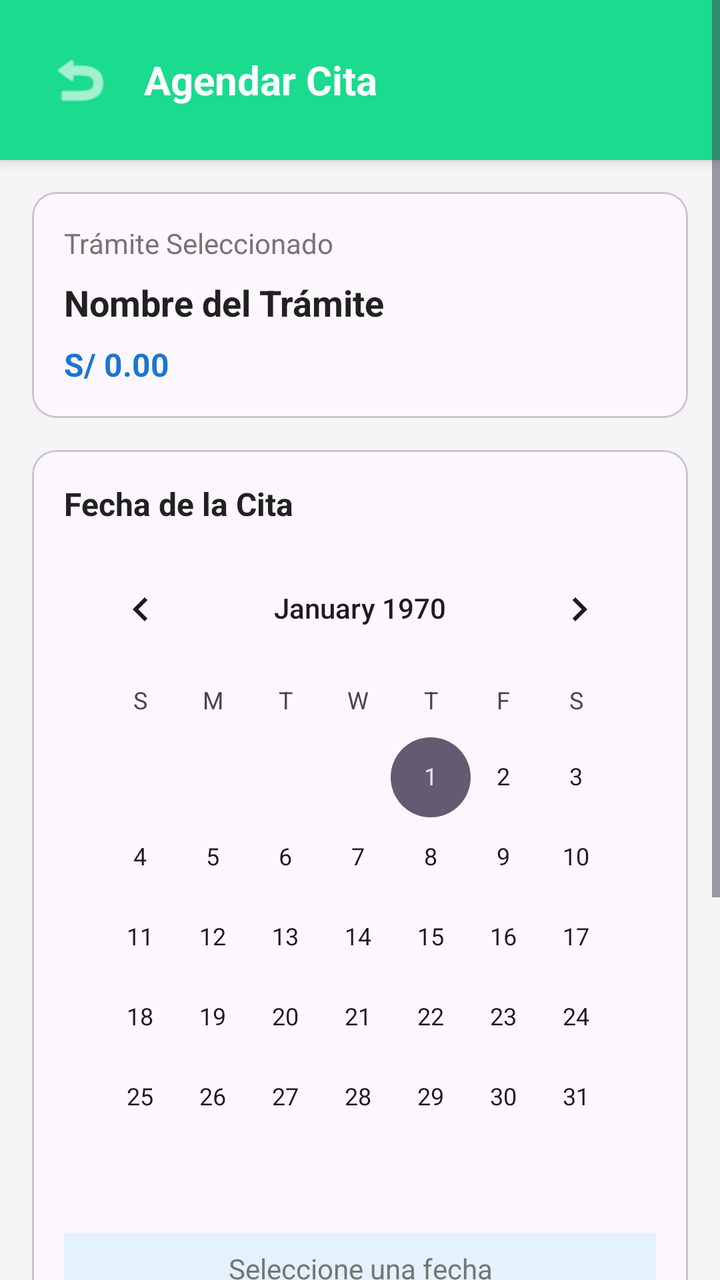
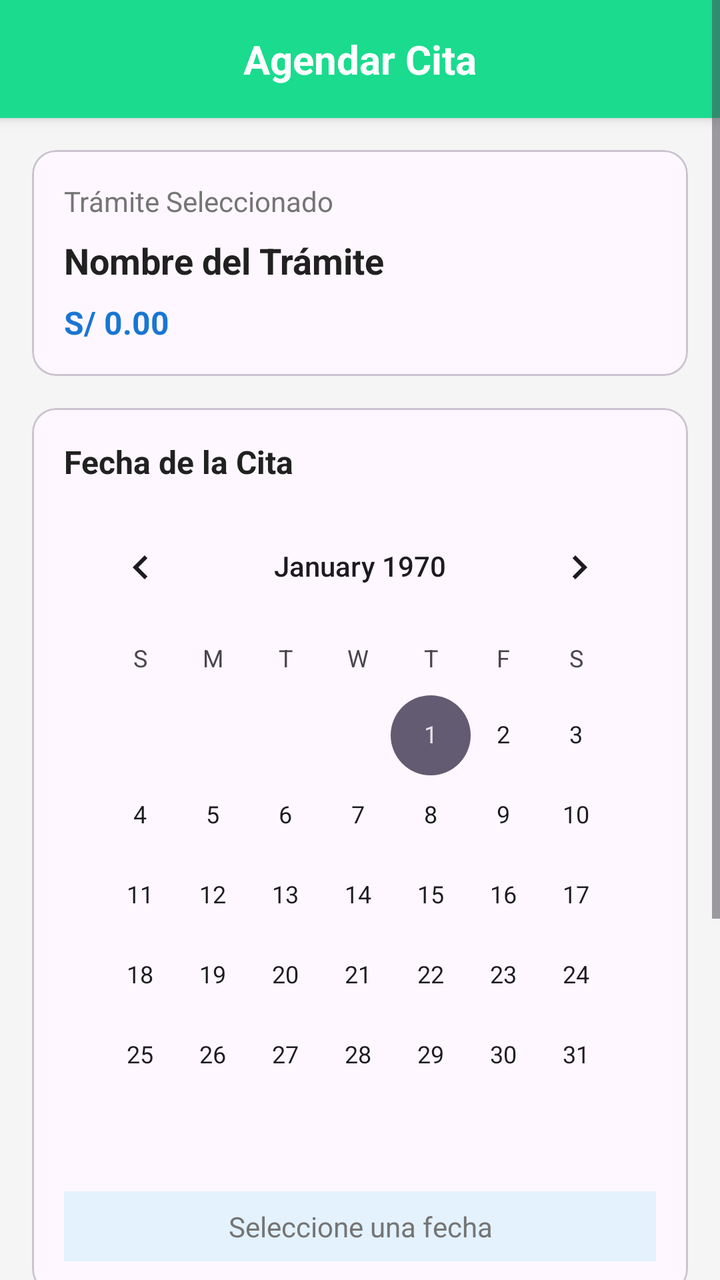

An Android layout rendered at two revisions. The XML below is the earlier revision; the diff shows what the commit changed to produce the second picture.
<!-- AndroidManifest.xml: application theme Theme.Proyecto_Notaria -->
<!-- res/layout/activity_agendar_cita.xml -->
<?xml version="1.0" encoding="utf-8"?>
<ScrollView xmlns:android="http://schemas.android.com/apk/res/android"
    android:layout_width="match_parent"
    android:layout_height="match_parent"
    xmlns:app="http://schemas.android.com/apk/res-auto"
    android:background="@color/fondo_claro"
    android:fillViewport="true">

    <LinearLayout
        android:layout_width="match_parent"
        android:layout_height="wrap_content"
        android:orientation="vertical">

        
        <LinearLayout
            android:layout_width="match_parent"
            android:layout_height="wrap_content"
            android:orientation="horizontal"
            android:background="@color/colorPrimary"
            android:padding="16dp"
            android:gravity="center_vertical"
            android:elevation="4dp">

            <ImageButton
                android:id="@+id/buttonVolver"
                android:layout_width="48dp"
                android:layout_height="48dp"
                android:src="@android:drawable/ic_menu_revert"
                android:background="?attr/selectableItemBackgroundBorderless"
                app:tint="@color/white"
                android:contentDescription="Volver"/>

            <TextView
                android:layout_width="0dp"
                android:layout_height="wrap_content"
                android:layout_weight="1"
                android:text="Agendar Cita"
                android:textColor="@color/white"
                android:textSize="20sp"
                android:textStyle="bold"
                android:layout_marginStart="8dp"/>
        </LinearLayout>

        
        <com.google.android.material.card.MaterialCardView
            android:layout_width="match_parent"
            android:layout_height="wrap_content"
            android:layout_margin="16dp"
            android:elevation="4dp">

            <LinearLayout
                android:layout_width="match_parent"
                android:layout_height="wrap_content"
                android:orientation="vertical"
                android:padding="16dp">

                <TextView
                    android:layout_width="wrap_content"
                    android:layout_height="wrap_content"
                    android:text="Trámite Seleccionado"
                    android:textSize="14sp"
                    android:textColor="#757575"
                    android:layout_marginBottom="8dp"/>

                <TextView
                    android:id="@+id/textViewNombreTramite"
                    android:layout_width="match_parent"
                    android:layout_height="wrap_content"
                    android:text="Nombre del Trámite"
                    android:textSize="18sp"
                    android:textStyle="bold"
                    android:textColor="#212121"
                    android:layout_marginBottom="8dp"/>

                <TextView
                    android:id="@+id/textViewPrecioTramite"
                    android:layout_width="wrap_content"
                    android:layout_height="wrap_content"
                    android:text="S/ 0.00"
                    android:textSize="16sp"
                    android:textStyle="bold"
                    android:textColor="#1976D2"/>
            </LinearLayout>
        </com.google.android.material.card.MaterialCardView>

        
        <com.google.android.material.card.MaterialCardView
            android:layout_width="match_parent"
            android:layout_height="wrap_content"
            android:layout_marginStart="16dp"
            android:layout_marginEnd="16dp"
            android:layout_marginBottom="16dp"
            android:elevation="4dp">

            <LinearLayout
                android:layout_width="match_parent"
                android:layout_height="wrap_content"
                android:orientation="vertical"
                android:padding="16dp">

                <TextView
                    android:layout_width="wrap_content"
                    android:layout_height="wrap_content"
                    android:text="Fecha de la Cita"
                    android:textSize="16sp"
                    android:textStyle="bold"
                    android:textColor="#212121"
                    android:layout_marginBottom="8dp"/>

                <CalendarView
                    android:id="@+id/calendarView"
                    android:layout_width="match_parent"
                    android:layout_height="wrap_content"
                    android:layout_marginBottom="8dp"/>

                <TextView
                    android:id="@+id/textViewFechaSeleccionada"
                    android:layout_width="match_parent"
                    android:layout_height="wrap_content"
                    android:text="Seleccione una fecha"
                    android:textSize="14sp"
                    android:textColor="#757575"
                    android:gravity="center"
                    android:padding="8dp"
                    android:background="#E3F2FD"/>
            </LinearLayout>
        </com.google.android.material.card.MaterialCardView>

        
        <com.google.android.material.card.MaterialCardView
            android:layout_width="match_parent"
            android:layout_height="wrap_content"
            android:layout_marginStart="16dp"
            android:layout_marginEnd="16dp"
            android:layout_marginBottom="16dp"
            android:elevation="4dp">

            <LinearLayout
                android:layout_width="match_parent"
                android:layout_height="wrap_content"
                android:orientation="vertical"
                android:padding="16dp">

                <TextView
                    android:layout_width="wrap_content"
                    android:layout_height="wrap_content"
                    android:text="Horario Disponible"
                    android:textSize="16sp"
                    android:textStyle="bold"
                    android:textColor="#212121"
                    android:layout_marginBottom="12dp"/>

                
                <androidx.recyclerview.widget.RecyclerView
                    android:id="@+id/recyclerViewHorarios"
                    android:layout_width="match_parent"
                    android:layout_height="wrap_content"
                    android:minHeight="200dp"
                    android:layout_marginBottom="8dp"
                    android:visibility="gone"/>

                <TextView
                    android:id="@+id/textViewSinHorarios"
                    android:layout_width="match_parent"
                    android:layout_height="wrap_content"
                    android:text="Seleccione una fecha para ver horarios disponibles"
                    android:textSize="14sp"
                    android:textColor="#757575"
                    android:gravity="center"
                    android:padding="16dp"
                    android:visibility="visible"/>

                <TextView
                    android:id="@+id/textViewHorarioSeleccionado"
                    android:layout_width="match_parent"
                    android:layout_height="wrap_content"
                    android:text="Horario: No seleccionado"
                    android:textSize="14sp"
                    android:textColor="#757575"
                    android:gravity="center"
                    android:padding="8dp"
                    android:background="#E3F2FD"
                    android:visibility="gone"/>
            </LinearLayout>
        </com.google.android.material.card.MaterialCardView>

        
        <LinearLayout
            android:layout_width="match_parent"
            android:layout_height="wrap_content"
            android:orientation="horizontal"
            android:padding="16dp"
            android:gravity="center">

            <Button
                android:id="@+id/buttonCancelar"
                android:layout_width="0dp"
                android:layout_height="wrap_content"
                android:layout_weight="1"
                android:text="Cancelar"
                android:textColor="#1976D2"
                android:backgroundTint="#FFFFFF"
                android:layout_marginEnd="8dp"
                style="?attr/materialButtonOutlinedStyle"/>

            <Button
                android:id="@+id/buttonConfirmar"
                android:layout_width="0dp"
                android:layout_height="wrap_content"
                android:layout_weight="1"
                android:text="Confirmar Cita"
                android:textColor="#FFFFFF"
                android:backgroundTint="#1976D2"
                android:layout_marginStart="8dp"
                android:enabled="false"/>
        </LinearLayout>
    </LinearLayout>
</ScrollView>
<!-- resources referenced by this layout -->
<resources>
  <color name="colorPrimary">#1adb8e</color>
  <color name="fondo_claro">#F5F5F5</color>
  <color name="white">#FFFFFFFF</color>
  <style name="Theme.Proyecto_Notaria" parent="Base.Theme.Proyecto_Notaria" />
  <style name="Base.Theme.Proyecto_Notaria" parent="Theme.Material3.DayNight.NoActionBar">
          
          
      </style>
</resources>

<!-- the commit's change to res/layout/activity_agendar_cita.xml (unified diff, before → after) -->
@@ -21,24 +21,14 @@
             android:gravity="center_vertical"
             android:elevation="4dp">
 
-            <ImageButton
-                android:id="@+id/buttonVolver"
-                android:layout_width="48dp"
-                android:layout_height="48dp"
-                android:src="@android:drawable/ic_menu_revert"
-                android:background="?attr/selectableItemBackgroundBorderless"
-                app:tint="@color/white"
-                android:contentDescription="Volver"/>
-
             <TextView
-                android:layout_width="0dp"
-                android:layout_height="wrap_content"
-                android:layout_weight="1"
+                android:layout_width="match_parent"
+                android:layout_height="wrap_content"
                 android:text="Agendar Cita"
                 android:textColor="@color/white"
                 android:textSize="20sp"
                 android:textStyle="bold"
-                android:layout_marginStart="8dp"/>
+                android:gravity="center"/>
         </LinearLayout>
 
         
